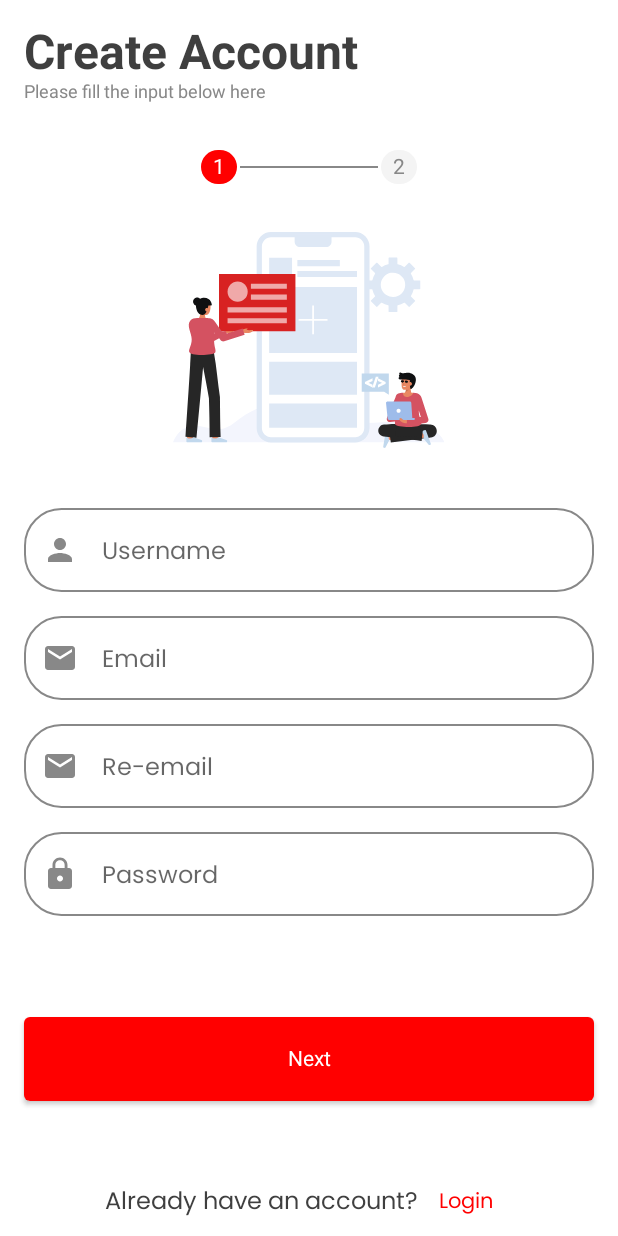
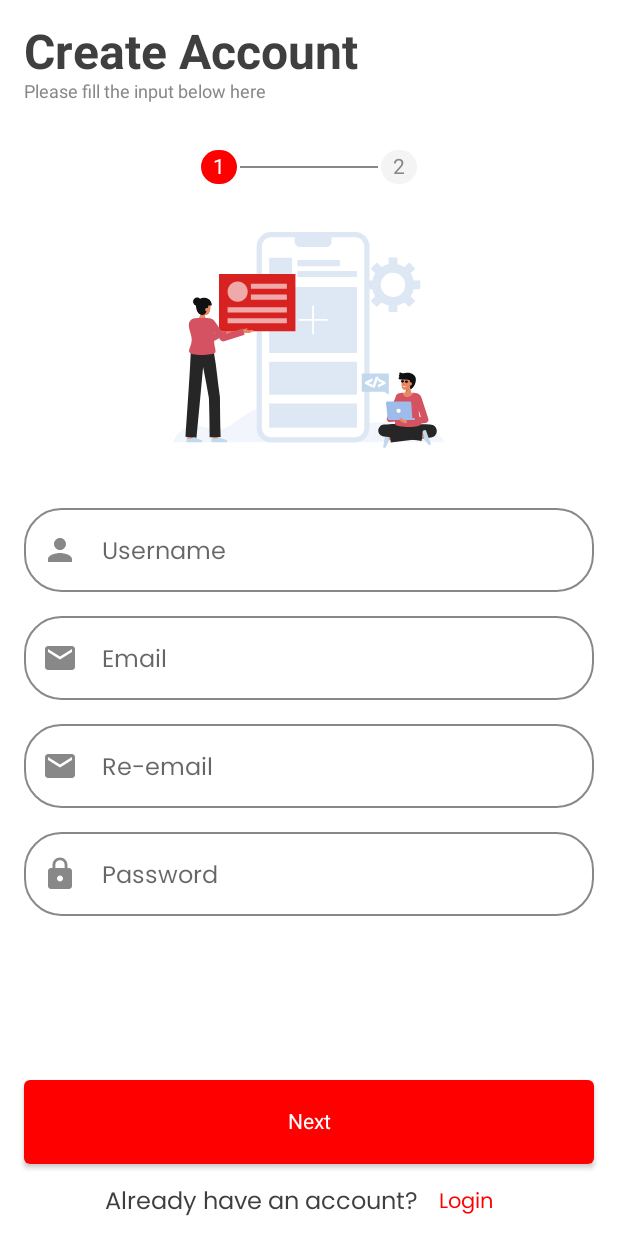
Before and after one commit to meow-family/Meow-Media, an Android app built with Jetpack Compose: the composable SignUpScreen shown on its own in the app's theme, on a phone screen of 412 x 824 dp. Run offline under Robolectric (Android 15) with nearby library versions, the phone set to English and light mode, and no system bars; our stand-ins replace accompanist.

Commit message:
modify sign up screen

```diff
--- a/app/src/main/java/com/octopus/socialnetwork/ui/MainActivity.kt
+++ b/app/src/main/java/com/octopus/socialnetwork/ui/MainActivity.kt
@@ -3,15 +3,14 @@ package com.octopus.socialnetwork.ui
 import android.os.Bundle
 import androidx.activity.ComponentActivity
 import androidx.activity.compose.setContent
+import com.octopus.socialnetwork.ui.screen.signUp.SignUpScreen
 import com.octopus.socialnetwork.ui.theme.SocialNetworkTheme
 
 class MainActivity : ComponentActivity() {
     override fun onCreate(savedInstanceState: Bundle?) {
         super.onCreate(savedInstanceState)
         setContent {
-            SocialNetworkTheme {
-
-            }
+            SignUpScreen()
         }
     }
 }
--- a/app/src/main/java/com/octopus/socialnetwork/ui/screen/signUp/SignUp.kt
+++ b/app/src/main/java/com/octopus/socialnetwork/ui/screen/signUp/SignUpScreen.kt
@@ -1,6 +1,7 @@
 package com.octopus.socialnetwork.ui.screen.signUp
 
 import androidx.compose.foundation.Image
+import androidx.compose.foundation.gestures.scrollable
 import androidx.compose.foundation.layout.Arrangement
 import androidx.compose.foundation.layout.Box
 import androidx.compose.foundation.layout.Column
@@ -52,13 +53,11 @@ fun SignUpContent(pager: PagerState) {
 
 
     Column(
-
         modifier = Modifier
             .padding(16.dp)
-            .verticalScroll(rememberScrollState())
-            .fillMaxSize(),
-        verticalArrangement = Arrangement.Center,
-
+            .fillMaxSize()
+            .verticalScroll(rememberScrollState()),
+        verticalArrangement = Arrangement.Top,
         ) {
 
         Text(
@@ -138,7 +137,7 @@ fun SignUpContent(pager: PagerState) {
                     style = TextStyle(color = Color.White)
                 )
             }
-            Spacer(modifier = Modifier.height(42.dp))
+            Spacer(modifier = Modifier.height(0.dp))
 
             Row(
                 verticalAlignment = Alignment.CenterVertically
```
